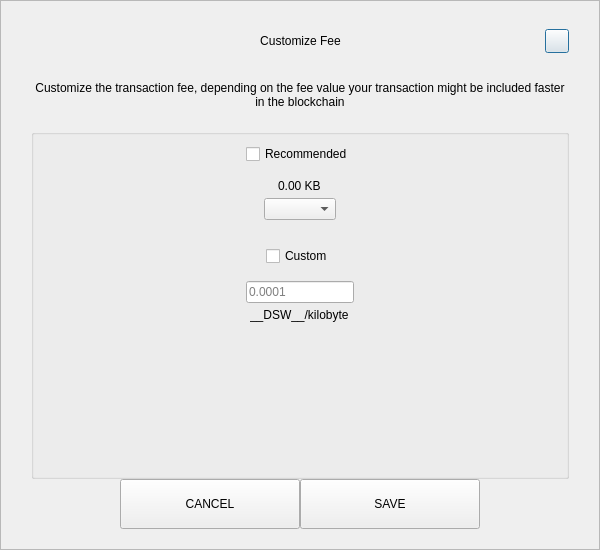
Above: src/qt/pivx/forms/sendcustomfeedialog.ui from decenomy/DSW before the change. Below: the same form after it.
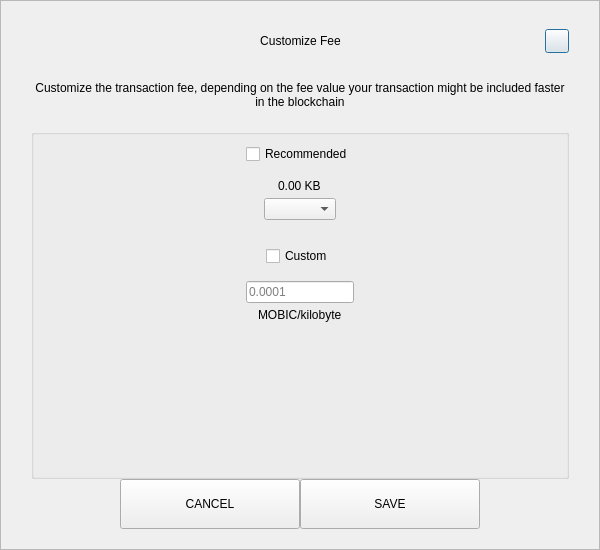
That is the form after the change.

Commit message: Replace standard coin unit __DSW__ by MOBIC (8)

```diff
--- a/src/qt/pivx/forms/sendcustomfeedialog.ui
+++ b/src/qt/pivx/forms/sendcustomfeedialog.ui
@@ -287,7 +287,7 @@
            <item alignment="Qt::AlignHCenter">
             <widget class="QLabel" name="labelCustomFee">
              <property name="text">
-              <string>__DSW__/kilobyte</string>
+              <string>MOBIC/kilobyte</string>
              </property>
             </widget>
            </item>
```
The commit also changes 7 other files.
